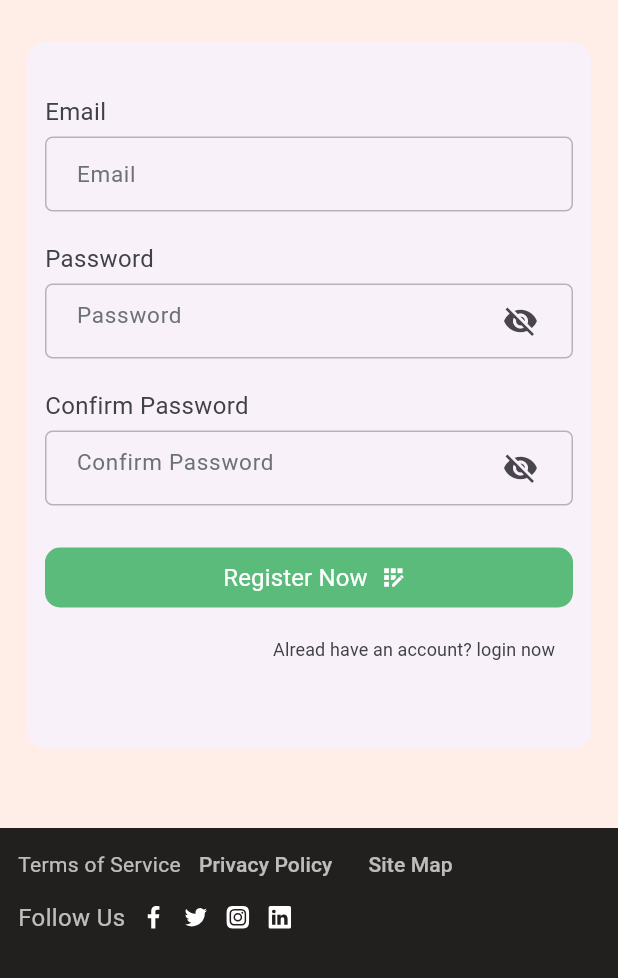
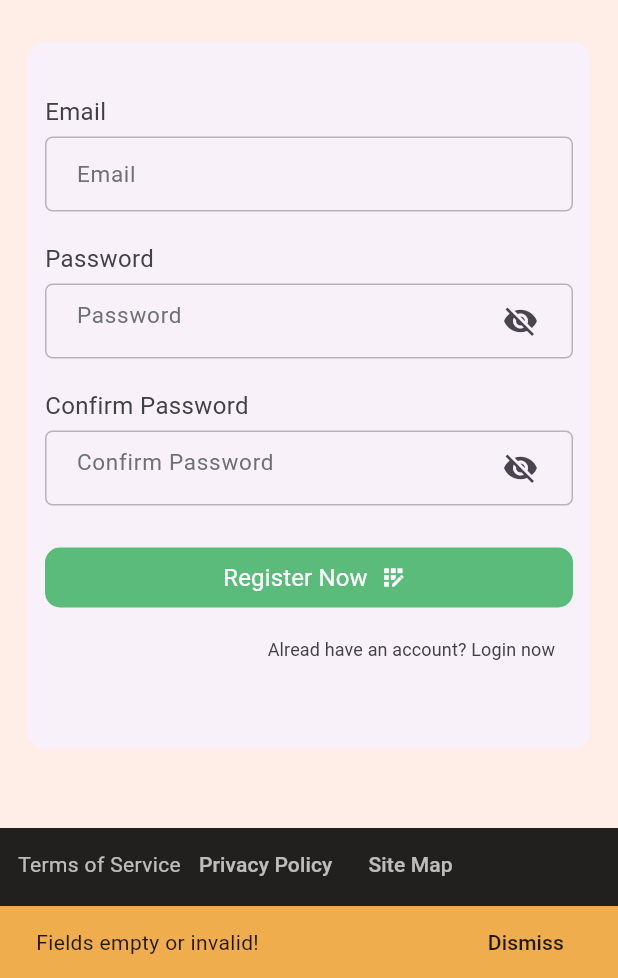
Before and after one commit to iRawNewton/freelance-app, a Flutter app: the SignUpPage screen opened directly, after a tap on "Register Now", on a phone screen of 412 x 824 dp, the part 258-1236 px from its top. Run offline on Flutter 3.47's test engine with Material 2 defaults, Android fonts, the phone set to English and light mode, and no system bars; our stand-ins replace bloc, cached_network_image, carousel_slider, firebase_core, flutter_rating_bar, flutter_svg and 3 more; missing offline and left inert: neumorphic_ui, textfield_tags; accounts and stored records are empty; network calls fail.

Commit message:
signup complete

```diff
--- a/lib/auth/screens/signup.dart
+++ b/lib/auth/screens/signup.dart
@@ -1,10 +1,15 @@
 import 'package:flutter_svg/svg.dart';
-import 'package:freelance_app/auth/bloc/post_bloc_bloc.dart';
 import 'package:freelance_app/auth/screens/widgets.dart';
+import 'package:freelance_app/dev/screens/user/edit_profile/steptest.dart';
 import 'package:freelance_app/dev/ui_global/footer.dart';
+import 'package:freelance_app/dev/ui_global/loading_indicator.dart';
+import 'package:freelance_app/dev/ui_global/snackbar.dart';
 import 'package:freelance_app/dev/ui_global/text_widget.dart';
 import 'package:freelance_app/res/constants/colors.dart';
+import 'package:freelance_app/services/remoteservices.dart';
 import 'package:neumorphic_ui/neumorphic_ui.dart';
+
+import '../../res/constants/convert.dart';
 
 class SignUpPage extends StatefulWidget {
   const SignUpPage({super.key});
@@ -22,12 +27,31 @@ class _SignUpPageState extends State<SignUpPage> {
   final TextEditingController _password = TextEditingController();
   final TextEditingController _confirmPassword = TextEditingController();
 
-  // final PostBlocBloc postBloc = PostBlocBloc();
-  // @override
-  // void initState() {
-  //   postBloc.add(PostInitialPostEvent());
-  //   super.initState();
-  // }
+  bool isPasswordCorrect = false;
+  bool isLoading = false;
+  bool isEmailValid = false;
+  bool isPasswordValid = false;
+
+  Future signUp<String>(context, email, password) async {
+    var response = await RemoteService().signUp(email, password);
+
+    if (response == 'Data inserted successfully') {
+      // customSnackBar(context, 'Registered Successfully', CustomColors.danger,
+      //     Colors.white);
+      Navigator.pushReplacement(
+        context,
+        MaterialPageRoute(
+          builder: (context) => const Home(),
+        ),
+      );
+    } else if (response == 'Dublicate data') {
+      customSnackBar(context, 'An account with same email id already exists',
+          CustomColors.warning, Colors.black87);
+    } else {
+      customSnackBar(context, 'Error! Please try again.', CustomColors.danger,
+          Colors.white);
+    }
+  }
 
   @override
   Widget build(BuildContext context) {
@@ -45,7 +69,9 @@ class _SignUpPageState extends State<SignUpPage> {
             SizedBox(width: 8.0),
           ],
         ),
-        body: Container(
+        body: Stack(
+          children: [
+            Container(
               width: double.infinity,
               height: MediaQuery.of(context).size.height,
               color: CustomColors.accentColor2,
@@ -58,7 +84,8 @@ class _SignUpPageState extends State<SignUpPage> {
                           Column(
                             children: [
                               Padding(
-                            padding: const EdgeInsets.symmetric(vertical: 8.0),
+                                padding:
+                                    const EdgeInsets.symmetric(vertical: 8.0),
                                 child: Column(
                                   children: [
                                     const SizedBox(height: 24.0),
@@ -101,26 +128,122 @@ class _SignUpPageState extends State<SignUpPage> {
                                                   controller: _email,
                                                   label: 'Email',
                                                   hintText: 'Email',
-                                              textInputType:
-                                                  TextInputType.emailAddress,
+                                                  textInputType: TextInputType
+                                                      .emailAddress,
                                                   hasPassword: false,
+                                                  onChanged: (value) {
+                                                    if (emailValidityChecker(
+                                                        _email.text)) {
+                                                      setState(() {
+                                                        isEmailValid = false;
+                                                      });
+                                                    } else {
+                                                      setState(() {
+                                                        isEmailValid = true;
+                                                      });
+                                                    }
+                                                  },
                                                 ),
+                                                (isEmailValid)
+                                                    ? const Padding(
+                                                        padding:
+                                                            EdgeInsets.only(
+                                                                left: 15.0),
+                                                        child: Align(
+                                                          alignment: Alignment
+                                                              .centerLeft,
+                                                          child: CustomText(
+                                                            title:
+                                                                'Invalid email address',
+                                                            size: 14.0,
+                                                            color: CustomColors
+                                                                .danger,
+                                                          ),
+                                                        ),
+                                                      )
+                                                    : const SizedBox(),
                                                 /* password */
                                                 AuthWidget(
                                                   controller: _password,
                                                   label: 'Password',
                                                   hintText: 'Password',
-                                              textInputType: TextInputType.text,
+                                                  textInputType:
+                                                      TextInputType.text,
                                                   hasPassword: true,
+                                                  onChanged: (value) {
+                                                    if (passwordValidChecker(
+                                                        _password.text)) {
+                                                      setState(() {
+                                                        isPasswordValid = false;
+                                                      });
+                                                    } else {
+                                                      setState(() {
+                                                        isPasswordValid = true;
+                                                      });
+                                                    }
+                                                  },
                                                 ),
+                                                (isPasswordValid)
+                                                    ? const Padding(
+                                                        padding:
+                                                            EdgeInsets.only(
+                                                                left: 15.0),
+                                                        child: Align(
+                                                          alignment: Alignment
+                                                              .centerLeft,
+                                                          child: CustomText(
+                                                            title:
+                                                                'Password must be at least 8 characters long and contain 1 uppercase letter, 1 lowercase letter, and 1 number.',
+                                                            size: 14.0,
+                                                            color: CustomColors
+                                                                .danger,
+                                                          ),
+                                                        ),
+                                                      )
+                                                    : const SizedBox(),
                                                 /* confirm password */
                                                 AuthWidget(
                                                   controller: _confirmPassword,
                                                   label: 'Confirm Password',
                                                   hintText: 'Confirm Password',
-                                              textInputType: TextInputType.text,
+                                                  textInputType:
+                                                      TextInputType.text,
                                                   hasPassword: true,
+                                                  onChanged: (value) {
+                                                    if (_password.text !=
+                                                        _confirmPassword.text) {
+                                                      setState(() {
+                                                        isPasswordCorrect =
+                                                            true;
+                                                      });
+                                                    } else if (_password.text ==
+                                                        _confirmPassword.text) {
+                                                      setState(() {
+                                                        isPasswordCorrect =
+                                                            false;
+                                                      });
+                                                    }
+                                                  },
                                                 ),
+                                                (isPasswordCorrect)
+                                                    ? const Padding(
+                                                        padding:
+                                                            EdgeInsets.only(
+                                                                left: 15.0),
+                                                        child: Align(
+                                                          alignment: Alignment
+                                                              .centerLeft,
+                                                          child: CustomText(
+                                                            title:
+                                                                'Password do not match',
+                                                            size: 14.0,
+                                                            color: CustomColors
+                                                                .danger,
+                                                          ),
+                                                        ),
+                                                      )
+                                                    : const SizedBox(),
+
                                                 const SizedBox(height: 24.0),
                                                 /* button */
                                                 SizedBox(
@@ -129,8 +252,8 @@ class _SignUpPageState extends State<SignUpPage> {
                                                     textDirection:
                                                         TextDirection.rtl,
                                                     child: ElevatedButton.icon(
-                                                  style:
-                                                      ElevatedButton.styleFrom(
+                                                      style: ElevatedButton
+                                                          .styleFrom(
                                                         elevation: 0,
                                                         backgroundColor:
                                                             CustomColors
@@ -138,12 +261,31 @@ class _SignUpPageState extends State<SignUpPage> {
                                                         shape:
                                                             RoundedRectangleBorder(
                                                           borderRadius:
-                                                          BorderRadius.circular(
+                                                              BorderRadius
+                                                                  .circular(
                                                             10.0,
                                                           ),
                                                         ),
                                                       ),
-                                                  onPressed: () {},
+                                                      onPressed: () {
+                                                        if (_email.text
+                                                                .isNotEmpty &&
+                                                            (isPasswordCorrect ==
+                                                                false)) {
+                                                          signUp(
+                                                              context,
+                                                              _email.text,
+                                                              _password.text);
+                                                        } else {
+                                                          customSnackBar(
+                                                            context,
+                                                            'Fields empty or invalid!',
+                                                            CustomColors
+                                                                .warning,
+                                                            Colors.black87,
+                                                          );
+                                                        }
+                                                      },
                                                       icon: const Icon(
                                                         Icons.app_registration,
                                                         color: Colors.white,
@@ -158,111 +300,22 @@ class _SignUpPageState extends State<SignUpPage> {
                                                 ),
                                                 // login
                                                 Align(
-                                              alignment: Alignment.centerRight,
+                                                  alignment:
+                                                      Alignment.centerRight,
                                                   child: TextButton(
                                                     onPressed: () {
                                                       Navigator.pop(context);
                                                     },
                                                     child: const CustomText(
                                                       title:
-                                                      'Alread have an account? login now',
+                                                          'Alread have an account? Login now',
                                                       size: 12.0,
                                                       color: CustomColors
                                                           .primaryTextColor,
                                                     ),
                                                   ),
                                                 ),
-                                            /* social logins */
-                                            /*
-                                            const SizedBox(height: 25.0),
-                                            Row(
-                                              mainAxisAlignment:
-                                                  MainAxisAlignment
-                                                      .spaceBetween,
-                                              children: [
-                                                SizedBox(
-                                                  width:
-                                                      MediaQuery.sizeOf(context)
-                                                              .width *
-                                                          0.3,
-                                                  child: const Divider(),
-                                                ),
-                                                const CustomText(
-                                                  title: 'or log in with',
-                                                  size: 14.0,
-                                                  color: CustomColors
-                                                      .primaryTextColor,
-                                                ),
-                                                SizedBox(
-                                                  width:
-                                                      MediaQuery.sizeOf(context)
-                                                              .width *
-                                                          0.3,
-                                                  child: const Divider(),
-                                                ),
-                                              ],
-                                            ),
-                                            const SizedBox(height: 40.0),
-                                            Row(
-                                              mainAxisAlignment:
-                                                  MainAxisAlignment.center,
-                                              children: [
-                                                Neumorphic(
-                                                  style: const NeumorphicStyle(
-                                                    color: Colors.white,
-                                                    depth: 2.0,
-                                                    lightSource:
-                                                        LightSource.top,
-                                                  ),
-                                                  child: Padding(
-                                                    padding:
-                                                        const EdgeInsets.all(
-                                                            8.0),
-                                                    child: Image.asset(
-                                                      'lib/res/assets/icons/facebook_logo.png',
-                                                      height: 40.0,
-                                                    ),
-                                                  ),
-                                                ),
-                                                const SizedBox(width: 40.0),
-                                                Neumorphic(
-                                                  style: const NeumorphicStyle(
-                                                    color: Colors.white,
-                                                    depth: 2.0,
-                                                    lightSource:
-                                                        LightSource.top,
-                                                  ),
-                                                  child: Padding(
-                                                    padding:
-                                                        const EdgeInsets.all(
-                                                            8.0),
-                                                    child: Image.asset(
-                                                      'lib/res/assets/icons/google_logo.png',
-                                                      height: 40.0,
-                                                    ),
-                                                  ),
-                                                ),
-                                                const SizedBox(width: 40.0),
-                                                Neumorphic(
-                                                  style: const NeumorphicStyle(
-                                                    color: Colors.white,
-                                                    depth: 2.0,
-                                                    lightSource:
-                                                        LightSource.top,
-                                                  ),
-                                                  child: Padding(
-                                                    padding:
-                                                        const EdgeInsets.all(
-                                                            8.0),
-                                                    child: Image.asset(
-                                                      'lib/res/assets/icons/apple_logo.png',
-                                                      height: 40.0,
-                                                    ),
-                                                  ),
-                                                ),
-                                              ],
-                                            ),
-                                            */
+
                                                 const SizedBox(height: 42.0),
                                                 /* end of form box */
                                               ],
@@ -286,6 +339,9 @@ class _SignUpPageState extends State<SignUpPage> {
                 ],
               ),
             ),
+            if (isLoading) const LoadingIndicator(),
+          ],
+        ),
       ),
     );
   }
--- a/lib/auth/screens/widgets.dart
+++ b/lib/auth/screens/widgets.dart
@@ -11,11 +11,13 @@ class AuthWidget extends StatefulWidget {
     required this.hintText,
     required this.textInputType,
     required this.hasPassword,
+    this.onChanged,
   });
   final TextEditingController controller;
   final String label, hintText;
   final TextInputType textInputType;
   final bool hasPassword;
+  final void Function(String)? onChanged;
   @override
   State<AuthWidget> createState() => _AuthWidgetState();
 }
@@ -78,6 +80,7 @@ class _AuthWidgetState extends State<AuthWidget> {
                       )
                     : null,
               ),
+              onChanged: widget.onChanged,
             ),
           ),
         ),
--- a/lib/dev/screens/user/dashboard/user_dash.dart
+++ b/lib/dev/screens/user/dashboard/user_dash.dart
@@ -2,6 +2,7 @@ import 'package:flutter/material.dart';
 import 'package:freelance_app/dev/screens/user/dashboard/views/profile_stats.dart';
 import 'package:freelance_app/dev/screens/user/drawer/user_drawer.dart';
 import 'package:freelance_app/dev/screens/user/post_service/post.dart';
+import 'package:freelance_app/dev/screens/user/profile_info/personal_info.dart';
 import 'package:freelance_app/dev/ui_global/text_widget.dart';
 import 'package:freelance_app/res/constants/colors.dart';
 import '../../../ui_global/appbar.dart';
@@ -101,7 +102,8 @@ class _UserDashboardState extends State<UserDashboard> {
                                           context,
                                           MaterialPageRoute(
                                             builder: (context) =>
-                                                const PostServiceFreelance(),
+                                                // PostServiceFreelance()
+                                                const PersonalInfo(),
                                           ),
                                         ); // Return the chosen option
                                       },
--- /dev/null
+++ b/lib/dev/ui_global/snackbar.dart
@@ -0,0 +1,24 @@
+import 'package:flutter/material.dart';
+import 'package:freelance_app/dev/ui_global/text_widget.dart';
+
+ScaffoldFeatureController<SnackBar, SnackBarClosedReason> customSnackBar(
+    context, message, color, textColor) {
+  return ScaffoldMessenger.of(context).showSnackBar(
+    SnackBar(
+      content: CustomText(
+        title: message,
+        size: 14.0,
+        color: textColor,
+      ),
+      backgroundColor: color,
+      duration: const Duration(seconds: 5),
+      action: SnackBarAction(
+        label: 'Dismiss',
+        textColor: textColor,
+        onPressed: () {
+          ScaffoldMessenger.of(context).hideCurrentSnackBar();
+        },
+      ),
+    ),
+  );
+}
```
Also changed, not shown: lib/dev/ui_global/loading_indicator.dart (added, +17 -0 lines), lib/res/constants/convert.dart (+14 -0 lines), lib/services/remoteservices.dart (+7 -7 lines). Lines whose indentation alone changed are shown as unchanged.
